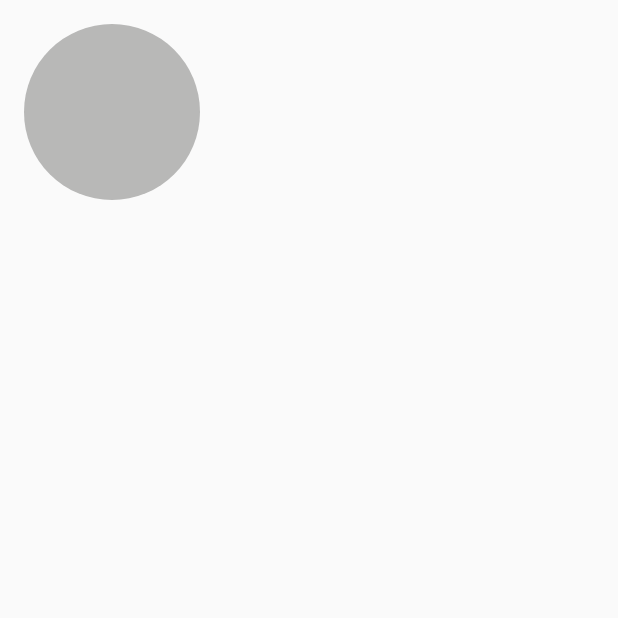
After one commit to guandiku/kotlinSample, an Android app: the Main14Activity screen opened directly, with no data from a screen before it, on a phone screen of 412 x 824 dp, the top half of it. The commit adds this screen. Run offline under Robolectric (Android 15) with nearby library versions, the phone set to English and light mode, and no system bars.

Commit message:
添加相关配置

```diff
--- a/app/src/main/AndroidManifest.xml
+++ b/app/src/main/AndroidManifest.xml
@@ -85,9 +85,7 @@
         <activity
             android:name=".kotlin.myview.recy.StaggeredGridLayoutActivity"
             android:launchMode="singleTop"
-            android:screenOrientation="portrait">
-
-        </activity>
+            android:screenOrientation="portrait" />
         <activity
             android:name=".kotlin.test.activityjump.Main10Activity"
             android:launchMode="singleTop"
@@ -108,6 +106,8 @@
                 <category android:name="android.intent.category.LAUNCHER" />
             </intent-filter>
         </activity>
+        <activity android:name=".kotlin.myview.viewtest.Main14Activity" />
+        <activity android:name=".kotlin.myview.rengwuxian.Main15Activity"></activity>
     </application>
 
 </manifest>
--- /dev/null
+++ b/app/src/main/java/com/xiamen/www/myapplication3/kotlin/myview/viewtest/CircleView.java
@@ -0,0 +1,76 @@
+package com.xiamen.www.myapplication3.kotlin.myview.viewtest;
+
+import android.content.Context;
+import android.content.res.TypedArray;
+import android.graphics.Canvas;
+import android.graphics.Color;
+import android.graphics.Paint;
+import android.support.annotation.Nullable;
+import android.util.AttributeSet;
+import android.view.View;
+
+import com.xiamen.www.myapplication3.R;
+
+/**
+ * Created by White on 2018/5/19.
+ */
+
+public class CircleView extends View {
+
+    private int mColor = Color.RED;
+    private Paint mPaint = new Paint(Paint.ANTI_ALIAS_FLAG);
+
+    public CircleView(Context context) {
+        super(context);
+        init();
+    }
+
+
+    public CircleView(Context context, @Nullable AttributeSet attrs) {
+        this(context, attrs, 0);
+        init();
+    }
+
+    public CircleView(Context context, @Nullable AttributeSet attrs, int defStyleAttr) {
+        super(context, attrs, defStyleAttr);
+        TypedArray a = context.obtainStyledAttributes(attrs, R.styleable.CircleView);
+        mColor = a.getColor(R.styleable.CircleView_circle_color, Color.RED);
+        a.recycle();
+        init();
+    }
+
+
+    private void init() {
+        mPaint.setColor(mColor);
+    }
+
+    @Override
+    protected void onMeasure(int widthMeasureSpec, int heightMeasureSpec) {
+        super.onMeasure(widthMeasureSpec, heightMeasureSpec);
+        int widthSpecMode = MeasureSpec.getMode(widthMeasureSpec);
+        int widthSpecSize = MeasureSpec.getSize(widthMeasureSpec);
+        int heightSpecMode = MeasureSpec.getMode(heightMeasureSpec);
+        int heightSpecSize = MeasureSpec.getSize(heightMeasureSpec);
+        if (widthSpecMode == MeasureSpec.AT_MOST && heightSpecMode ==
+                MeasureSpec.AT_MOST) {
+            setMeasuredDimension(200, 200);
+        } else if (widthSpecMode == MeasureSpec.AT_MOST) {
+            setMeasuredDimension(200, heightSpecSize);
+        } else if (heightSpecMode == MeasureSpec.AT_MOST) {
+            setMeasuredDimension(widthSpecSize, 200);
+        }
+    }
+
+    @Override
+    protected void onDraw(Canvas canvas) {
+        super.onDraw(canvas);
+        final int paddingLeft = getPaddingLeft();
+        final int paddingRight = getPaddingLeft();
+        final int paddingTop = getPaddingLeft();
+        final int paddingBottom = getPaddingLeft();
+        int width = getWidth() - paddingLeft - paddingRight;
+        int height = getHeight() - paddingTop - paddingBottom;
+        int radius = Math.min(width, height) / 2;
+        canvas.drawCircle(paddingLeft + width / 2, paddingTop + height / 2, radius, mPaint);
+    }
+}
--- /dev/null
+++ b/app/src/main/java/com/xiamen/www/myapplication3/kotlin/myview/viewtest/Main14Activity.kt
@@ -0,0 +1,13 @@
+package com.xiamen.www.myapplication3.kotlin.myview.viewtest
+
+import android.support.v7.app.AppCompatActivity
+import android.os.Bundle
+import com.xiamen.www.myapplication3.R
+
+class Main14Activity : AppCompatActivity() {
+
+    override fun onCreate(savedInstanceState: Bundle?) {
+        super.onCreate(savedInstanceState)
+        setContentView(R.layout.activity_main14)
+    }
+}
--- a/app/src/main/java/com/xiamen/www/myapplication3/kotlin/optimize/splash/SplashFragment.java
+++ b/app/src/main/java/com/xiamen/www/myapplication3/kotlin/optimize/splash/SplashFragment.java
@@ -22,7 +22,7 @@ public class SplashFragment extends Fragment {
                              @Nullable ViewGroup container, @Nullable Bundle savedInstanceState) {
 
         View view = inflater.inflate(R.layout.fragment_splash, container, false);
-        button = (Button) view.findViewById(R.id.frame);
+        button =  view.findViewById(R.id.frame);
         button.setOnClickListener(new View.OnClickListener() {
             @Override
             public void onClick(View v) {
--- /dev/null
+++ b/app/src/main/res/layout/activity_main14.xml
@@ -0,0 +1,14 @@
+<?xml version="1.0" encoding="utf-8"?>
+<LinearLayout xmlns:android="http://schemas.android.com/apk/res/android"
+    xmlns:app="http://schemas.android.com/apk/res-auto"
+    android:layout_width="match_parent"
+    android:layout_height="match_parent">
+
+    <com.xiamen.www.myapplication3.kotlin.myview.viewtest.CircleView
+        android:id="@+id/circleView1"
+        android:layout_width="wrap_content"
+        android:layout_height="wrap_content"
+        android:layout_margin="@dimen/Dim20"
+        android:padding="@dimen/Dim20"
+        app:circle_color="@color/cancel_tv" />
+</LinearLayout>
--- /dev/null
+++ b/app/src/main/res/values/attrs.xml
@@ -0,0 +1,6 @@
+<?xml version="1.0" encoding="utf-8"?>
+<resources>
+    <declare-styleable name="CircleView">
+        <attr name="circle_color" format="color" />
+    </declare-styleable>
+</resources>
--- a/build.gradle
+++ b/build.gradle
@@ -7,6 +7,7 @@ buildscript {
     dependencies {
         classpath deps.classpath.gradle_plugin_android
         classpath deps.classpath.gradle_plugin_kotlin
+        classpath 'com.github.dcendents:android-maven-gradle-plugin:2.0'
     }
     repositories {
         mavenCentral()
```
Also changed, not shown: app/build.gradle (+9 -5 lines), app/src/main/java/com/xiamen/www/myapplication3/kotlin/kotlintest/Test1.kt (added, +40 -0 lines), app/src/main/java/com/xiamen/www/myapplication3/kotlin/myview/rengwuxian/Main15Activity.kt (added, +13 -0 lines), app/src/main/java/com/xiamen/www/myapplication3/kotlin/myview/rengwuxian/PaintTest.java (added, +106 -0 lines), app/src/main/java/com/xiamen/www/myapplication3/kotlin/test/coordat/MainActivity.java (+1 -2 lines), app/src/main/res/layout/activity_main15.xml (added, +12 -0 lines).
